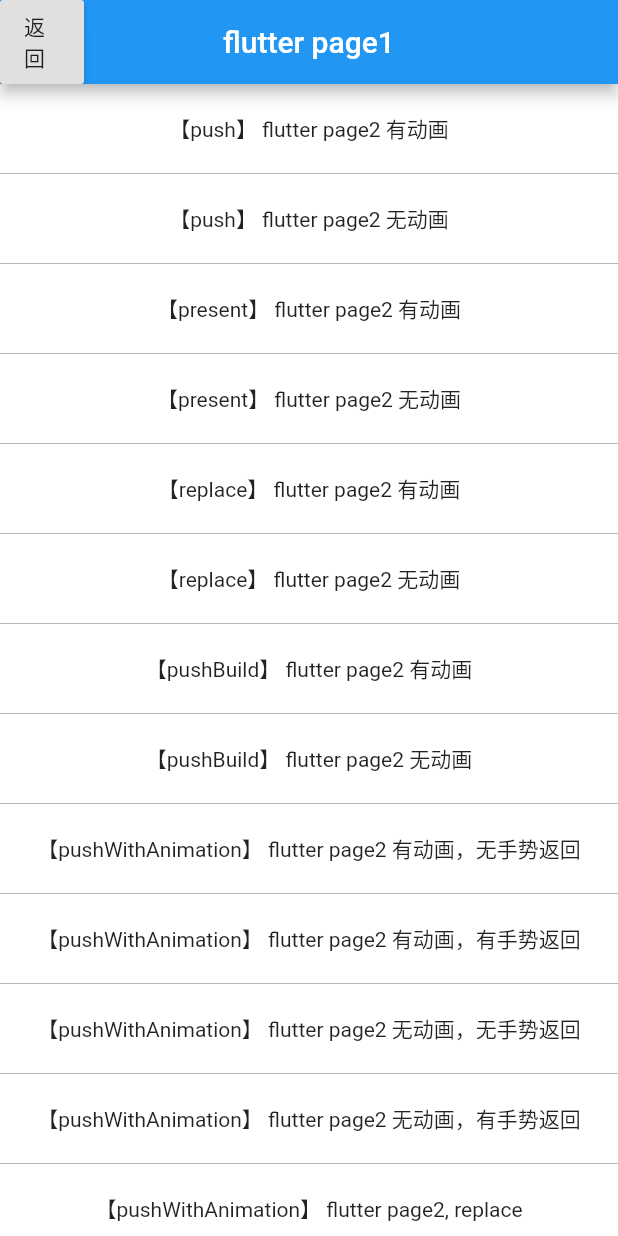
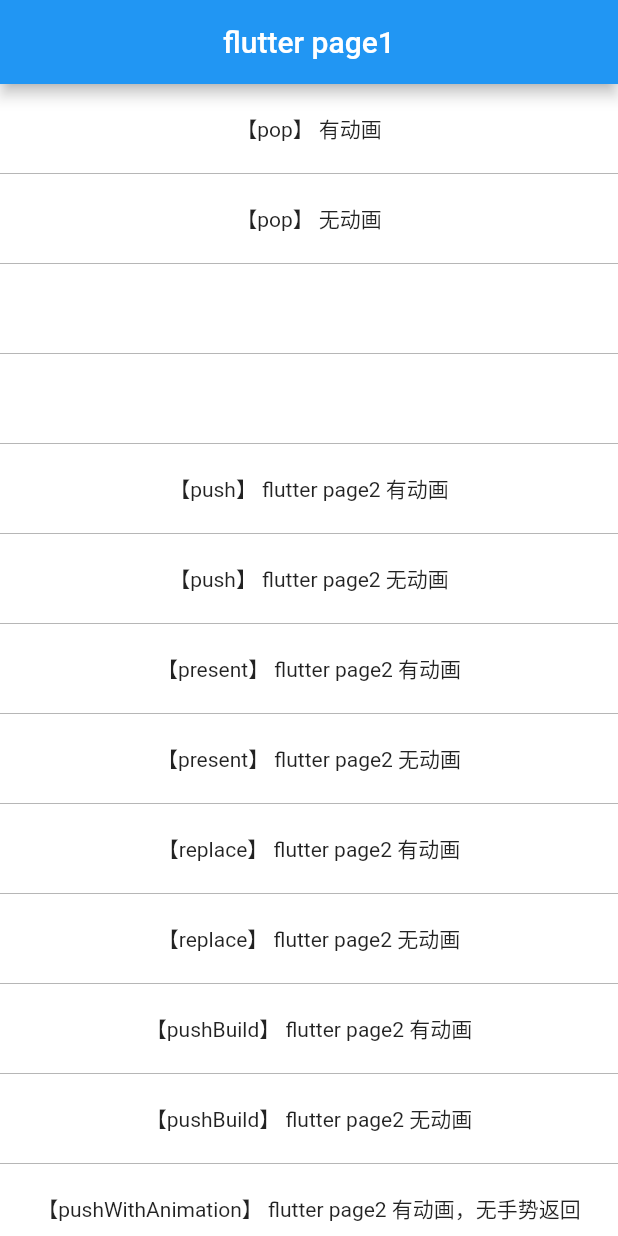
Before and after one commit to tal-tech/d_stack, a Flutter app: the Page1 screen opened directly, on a phone screen of 412 x 824 dp. Run offline on Flutter 3.47's test engine with Material 2 defaults, Android fonts, the phone set to English and light mode, and no system bars; missing offline and left inert: d_stack; statements that could not run were skipped.

Commit message:
添加iOS测试用例

```diff
--- a/example/lib/main.dart
+++ b/example/lib/main.dart
@@ -4,6 +4,8 @@ import 'package:d_stack/widget/home_widget.dart';
 import 'package:flutter/material.dart';
 
 import 'page_widgets.dart';
+
+final bool isFlutterProject = true;
 
 void main() {
   // 注册路由builder , 生命周期监听
@@ -29,7 +31,7 @@ class _MyAppState extends State<MyApp> with WidgetsBindingObserver {
     return MaterialApp(
       navigatorKey: DStack.instance.navigatorKey,
       navigatorObservers: [DStack.instance.dStackNavigatorObserver],
-      home: DStackWidget(),
+      home: isFlutterProject ? DStackWidget(homePage: Page1()) : DStackWidget(),
       theme: ThemeData(platform: TargetPlatform.iOS),
     );
   }
--- a/example/lib/page_widgets.dart
+++ b/example/lib/page_widgets.dart
@@ -15,13 +15,6 @@ class Student {
   String name;
   int age;
   String address;
-}
-
-class Page1 extends StatefulWidget {
-  @override
-  State<StatefulWidget> createState() {
-    return _Page1();
-  }
 }
 
 Widget _caseWidget(List<Map> items) {
@@ -47,26 +40,23 @@ Widget _caseWidget(List<Map> items) {
   );
 }
 
+class Page1 extends StatefulWidget {
+  @override
+  State<StatefulWidget> createState() {
+    return _Page1();
+  }
+}
+
 class _Page1 extends State<Page1> {
   @override
   Widget build(BuildContext context) {
+    final Map args = ModalRoute.of(context).settings.arguments;
+    debugPrint('page1收到前一个页面传来的参数 ==> $args');
     return Scaffold(
-      appBar: AppBar(
-          title: Text('flutter page1'),
-          leading: RaisedButton(
-            child: Text('返回'),
-            onPressed: () {
-              DStack.pop();
-            },
-          )),
+      appBar: AppBar(title: Text('flutter page1'), leading: Container()),
       backgroundColor: Colors.white,
       body: _caseWidget(TestCase.openFlutterPageCase),
     );
-  }
-
-  @override
-  void dispose() {
-    super.dispose();
   }
 }
 
@@ -74,7 +64,7 @@ class Page2 extends StatelessWidget {
   @override
   Widget build(BuildContext context) {
     final Map args = ModalRoute.of(context).settings.arguments;
-    debugPrint(' ==page2收到前一个页面传来的参数=====  $args');
+    debugPrint('page2收到前一个页面传来的参数 ==> $args');
 
     return Scaffold(
       appBar: AppBar(
--- a/example/lib/test_case.dart
+++ b/example/lib/test_case.dart
@@ -15,6 +15,20 @@ import 'package:flutter/cupertino.dart';
 class TestCase {
   /// 打开flutter页面用例
   static List<Map> openFlutterPageCase = [
+    {
+      "text": "【pop】 有动画",
+      "clicked": () {
+        DStack.pop();
+      }
+    },
+    {
+      "text": "【pop】 无动画",
+      "clicked": () {
+        DStack.pop(animated: false);
+      }
+    },
+    {"text": "", "clicked": () {}},
+    {"text": "", "clicked": () {}},
     {
       "text": "【push】 flutter page2 有动画",
       "clicked": () {
--- a/lib/channel/dchannel.dart
+++ b/lib/channel/dchannel.dart
@@ -43,8 +43,12 @@ class DChannel {
 
   Future sendRemoveFlutterPageNode(Map arguments) async {
     assert(arguments != null);
+    return _methodChannel.invokeMethod(DStackConstant.checkRemoved, arguments);
+  }
 
-    return _methodChannel.invokeMethod(DStackConstant.checkRemoved, arguments);
+  /// 设置flutter根节点
+  Future sendFlutterRootNode() async {
+    return _methodChannel.invokeMethod(DStackConstant.sendFlutterRootNode);
   }
 
   Future<List<DStackNode>> getNodeList() async {
--- a/lib/constant/constant_config.dart
+++ b/lib/constant/constant_config.dart
@@ -24,6 +24,7 @@ class DStackConstant {
   static const String checkRemoved = "sendRemoveFlutterPageNode";
   static const String lifeCycle = "sendLifeCycle";
   static const String nodeList = "sendNodeList";
+  static const String sendFlutterRootNode = "sendFlutterRootNode";
 
   /// 其他标识
   static const String nativeDidPopGesture = "nativeDidPopGesture";
--- a/lib/d_stack.dart
+++ b/lib/d_stack.dart
@@ -58,6 +58,11 @@ class DStack {
   bool get hasHomePage => _hasHomePage;
   set homePage(bool page) {
     _hasHomePage = page;
+    if (_hasHomePage) {
+      /// 如果设置了homePage，说明是以flutter为入口的工程
+      /// 根节点设置为flutter页面的信息
+      channel.sendFlutterRootNode();
+    }
   }
 
   final Map<String, DStackWidgetBuilder> _pageBuilders =
--- a/lib/navigator/dnavigator_manager.dart
+++ b/lib/navigator/dnavigator_manager.dart
@@ -317,7 +317,7 @@ class DNavigatorManager {
               homePage == true &&
               DStack.instance.hasHomePage == false) {
             return replace(router, pageType,
-                homePage: homePage, animated: false);
+                homePage: homePage, animated: false, params: node.params);
           } else {
             bool boundary = node.boundary;
             if (boundary != null && boundary) {
```
Also changed, not shown: 18 other files.
